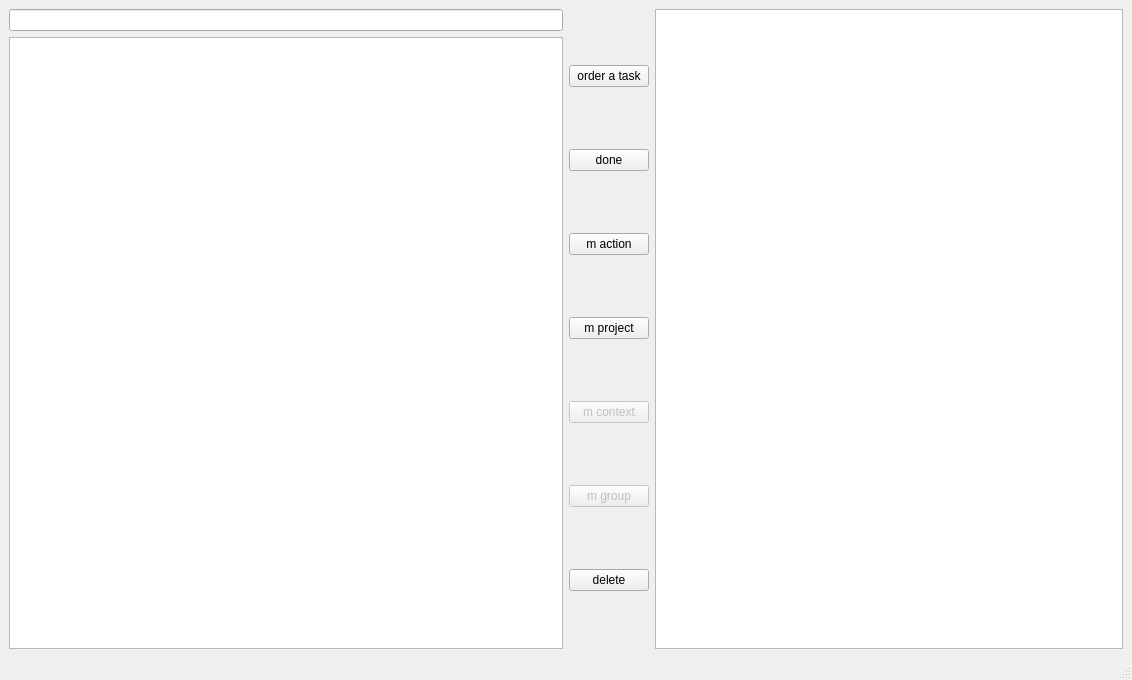
basmatix/zeitmaschine, file src/zeitmaschine.ui: the form before one commit.
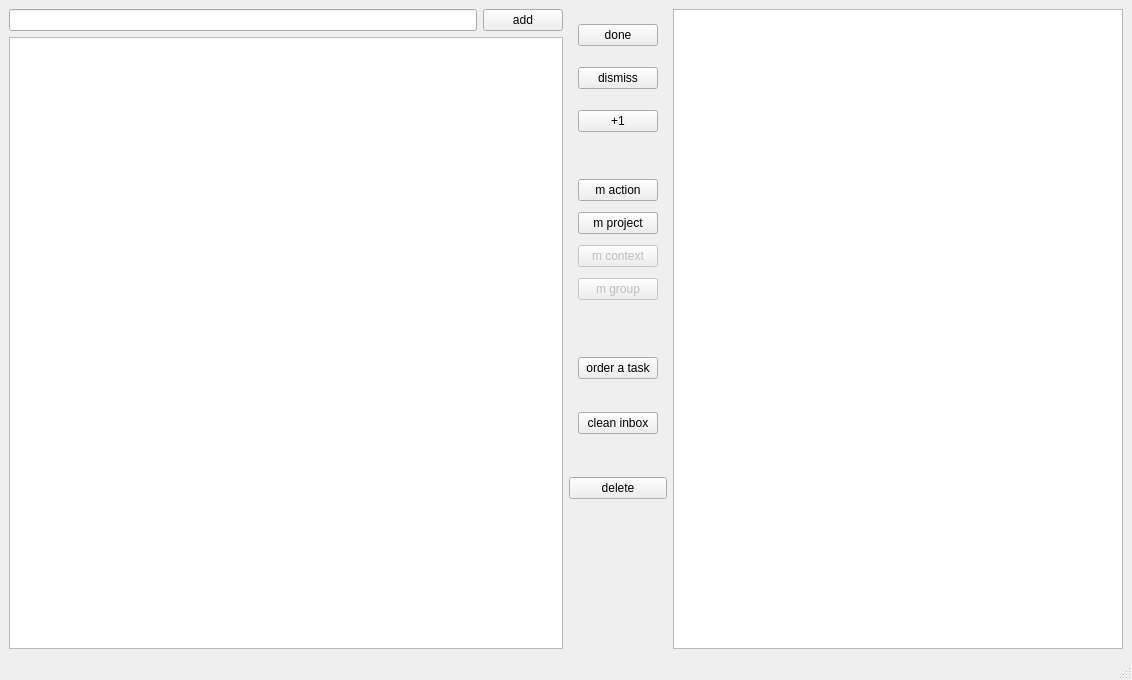
The form after the commit. Icons and pictures are not drawn. Custom widgets are drawn as their Qt base class.

Commit message: some graphical update, projects to be created from inbox items now

Diff of the .ui file:
```diff
--- a/src/zeitmaschine.ui
+++ b/src/zeitmaschine.ui
@@ -26,9 +26,23 @@
         <item>
          <layout class="QVBoxLayout" name="verticalLayout">
           <item>
+           <layout class="QHBoxLayout" name="horizontalLayout_4">
+            <item>
            <widget class="QLineEdit" name="leCommand"/>
           </item>
           <item>
+             <widget class="QPushButton" name="pbAddInboxItem">
+              <property name="toolTip">
+               <string>turn text to new inbox item</string>
+              </property>
+              <property name="text">
+               <string>add</string>
+              </property>
+             </widget>
+            </item>
+           </layout>
+          </item>
+          <item>
            <widget class="zmQTreeWidget" name="twTask">
             <property name="dragEnabled">
              <bool>true</bool>
@@ -58,12 +72,19 @@
         <item>
          <layout class="QVBoxLayout" name="verticalLayout_2">
           <item>
-           <widget class="QPushButton" name="pbOrder">
-            <property name="text">
-             <string>order a task</string>
-            </property>
-           </widget>
-          </item>
+           <layout class="QVBoxLayout" name="verticalLayout_3">
+            <item>
+             <widget class="QWidget" name="widget" native="true">
+              <property name="sizePolicy">
+               <sizepolicy hsizetype="Preferred" vsizetype="Expanding">
+                <horstretch>0</horstretch>
+                <verstretch>0</verstretch>
+               </sizepolicy>
+              </property>
+              <layout class="QVBoxLayout" name="verticalLayout_4">
+               <property name="topMargin">
+                <number>0</number>
+               </property>
           <item>
            <widget class="QPushButton" name="pbClose">
             <property name="text">
@@ -72,6 +93,42 @@
            </widget>
           </item>
           <item>
+                <widget class="QPushButton" name="pushButton">
+                 <property name="toolTip">
+                  <string>dismiss an item</string>
+                 </property>
+                 <property name="text">
+                  <string>dismiss</string>
+                 </property>
+                </widget>
+               </item>
+               <item>
+                <widget class="QPushButton" name="pushButton_2">
+                 <property name="toolTip">
+                  <string>+1 this item</string>
+                 </property>
+                 <property name="text">
+                  <string>+1</string>
+                 </property>
+                </widget>
+               </item>
+              </layout>
+             </widget>
+            </item>
+           </layout>
+          </item>
+          <item>
+           <layout class="QVBoxLayout" name="verticalLayout_5">
+            <item>
+             <widget class="QWidget" name="widget_2" native="true">
+              <property name="sizePolicy">
+               <sizepolicy hsizetype="Preferred" vsizetype="Expanding">
+                <horstretch>0</horstretch>
+                <verstretch>0</verstretch>
+               </sizepolicy>
+              </property>
+              <layout class="QVBoxLayout" name="verticalLayout_6">
+               <item>
            <widget class="QPushButton" name="pbMakeAction">
             <property name="text">
              <string>m action</string>
@@ -105,6 +162,44 @@
             </property>
            </widget>
           </item>
+              </layout>
+             </widget>
+            </item>
+           </layout>
+          </item>
+          <item>
+           <layout class="QVBoxLayout" name="verticalLayout_7">
+            <item>
+             <widget class="QWidget" name="widget_3" native="true">
+              <property name="sizePolicy">
+               <sizepolicy hsizetype="Preferred" vsizetype="Expanding">
+                <horstretch>0</horstretch>
+                <verstretch>0</verstretch>
+               </sizepolicy>
+              </property>
+              <layout class="QVBoxLayout" name="verticalLayout_8">
+               <item>
+                <widget class="QPushButton" name="pbOrder">
+                 <property name="toolTip">
+                  <string>make zeitmaschine tell you what to do</string>
+                 </property>
+                 <property name="text">
+                  <string>order a task</string>
+                 </property>
+                </widget>
+               </item>
+               <item>
+                <widget class="QPushButton" name="pushButton_3">
+                 <property name="text">
+                  <string>clean inbox</string>
+                 </property>
+                </widget>
+               </item>
+              </layout>
+             </widget>
+            </item>
+           </layout>
+          </item>
           <item>
            <widget class="QPushButton" name="pbDelete">
             <property name="text">
@@ -112,6 +207,19 @@
             </property>
            </widget>
           </item>
+          <item>
+           <spacer name="verticalSpacer">
+            <property name="orientation">
+             <enum>Qt::Vertical</enum>
+            </property>
+            <property name="sizeHint" stdset="0">
+             <size>
+              <width>20</width>
+              <height>40</height>
+             </size>
+            </property>
+           </spacer>
+          </item>
          </layout>
         </item>
         <item>
```
Left out of the diff: 18 changed lines with no effect on the pictures. Lines whose indentation alone changed are shown as unchanged. The commit also changes 5 other files.
